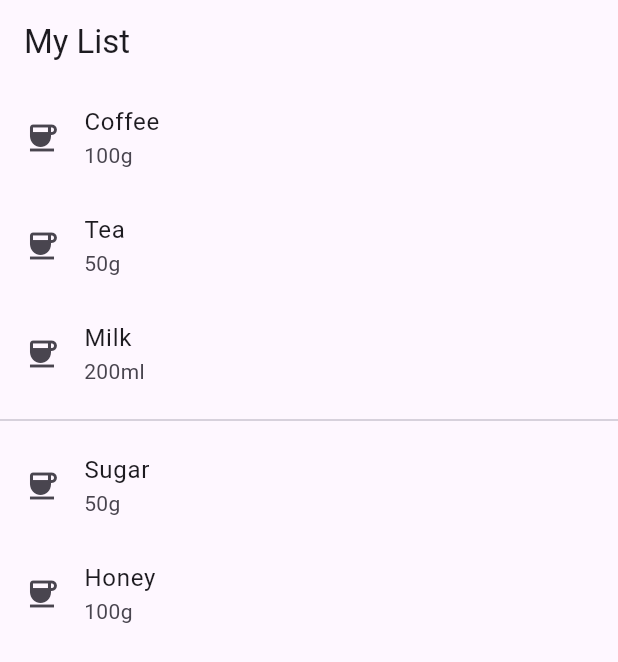
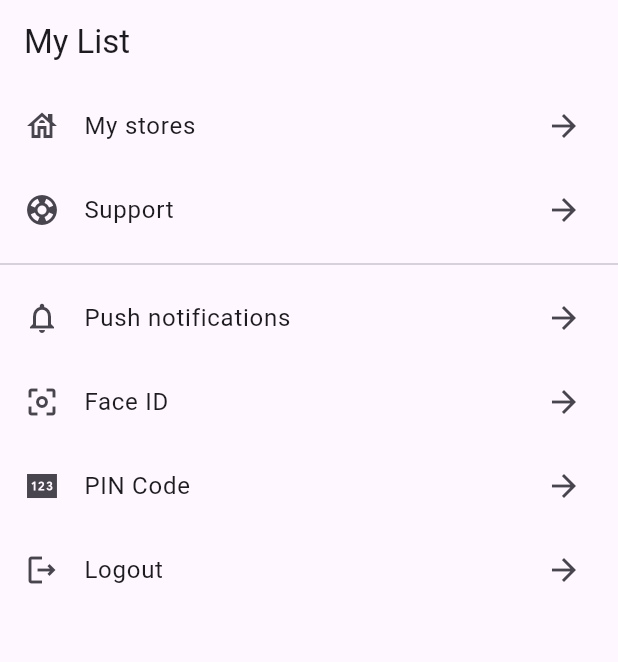
Before and after one commit to EddyArgueta/Tarea2.1, a Flutter app: the screen it shows after launch, on a phone screen of 412 x 824 dp. Shown: the top 662 px of the screen. Run offline on Flutter 3.47's test engine with Material 3 defaults, Android fonts, the phone set to English and light mode, and no system bars.

Commit message:
Probando los botones

```diff
--- a/lib/src/principal.dart
+++ b/lib/src/principal.dart
@@ -10,30 +10,35 @@ class Principal extends StatelessWidget {
       body: ListView(
         children: const [
           CustomListTile(
-            icon: Icons.coffee,
-            title: 'Coffee',
-            subtitle: '100g',
+            icon: Icons.house_outlined,
+            title: 'My stores',
+            trailing: Icons.arrow_forward,
           ),
           CustomListTile(
-            icon: Icons.coffee,
-            title: 'Tea',
-            subtitle: '50g',
-          ),
-          CustomListTile(
-            icon: Icons.coffee,
-            title: 'Milk',
-            subtitle: '200ml',
+            icon: Icons.support,
+            title: 'Support',
+            trailing: Icons.arrow_forward
           ),
           Divider(),
           CustomListTile(
-            icon: Icons.coffee,
-            title: 'Sugar',
-            subtitle: '50g',
+            icon: Icons.notifications_none_outlined,
+            title: 'Push notifications',
+            trailing: Icons.arrow_forward,
           ),
           CustomListTile(
-            icon: Icons.coffee,
-            title: 'Honey',
-            subtitle: '100g',
+            icon: Icons.center_focus_weak_outlined,
+            title: 'Face ID',
+            trailing: Icons.arrow_forward,
+          ),
+          CustomListTile(
+            icon: Icons.pin_sharp,
+            title: 'PIN Code',
+            trailing: Icons.arrow_forward,
+          ),
+          CustomListTile(
+            icon: Icons.logout_outlined,
+            title: 'Logout',
+            trailing: Icons.arrow_forward,
           ),
         ],
       ),
--- a/lib/widgets/custom_icon_button.dart
+++ b/lib/widgets/custom_icon_button.dart
@@ -4,13 +4,13 @@ import 'package:flutter/material.dart';
 class CustomListTile extends StatelessWidget {
   final IconData icon;
   final String title;
-  final String subtitle;
+  final IconData trailing;
 
   const CustomListTile({
     super.key,
     required this.icon,
     required this.title,
-    required this.subtitle,
+    required this.trailing,
   });
 
   @override
@@ -18,7 +18,7 @@ class CustomListTile extends StatelessWidget {
     return ListTile(
       leading: Icon(icon),
       title: Text(title),
-      subtitle: Text(subtitle),
+      trailing: Icon(trailing),
     );
   }
 }
```
